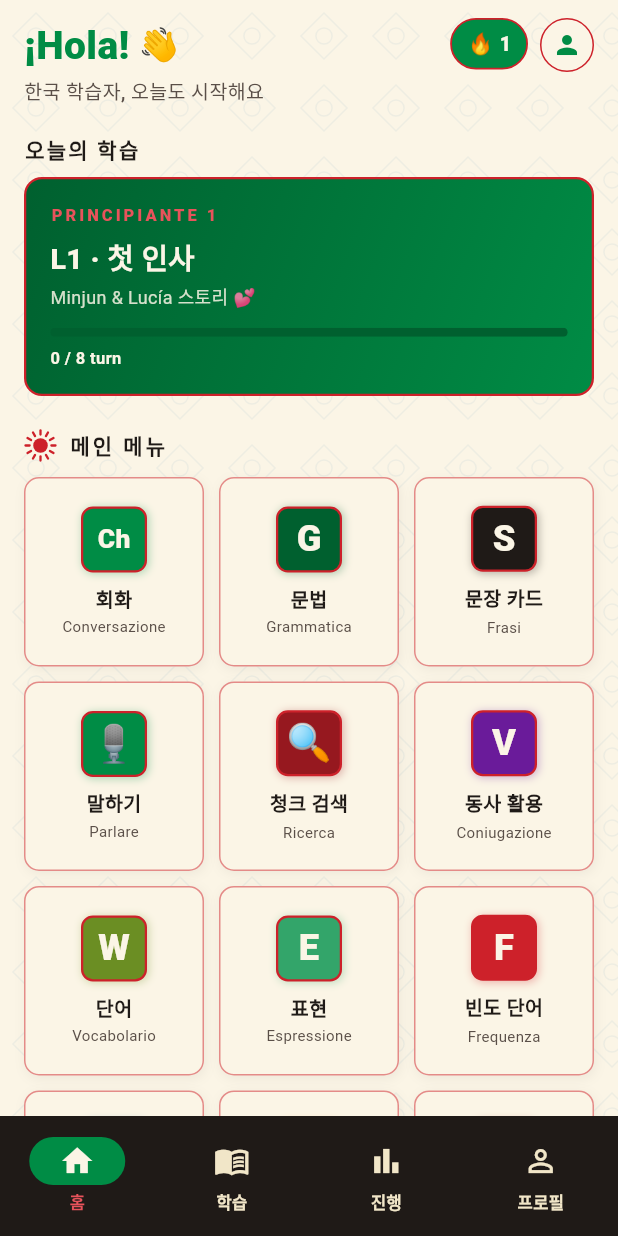
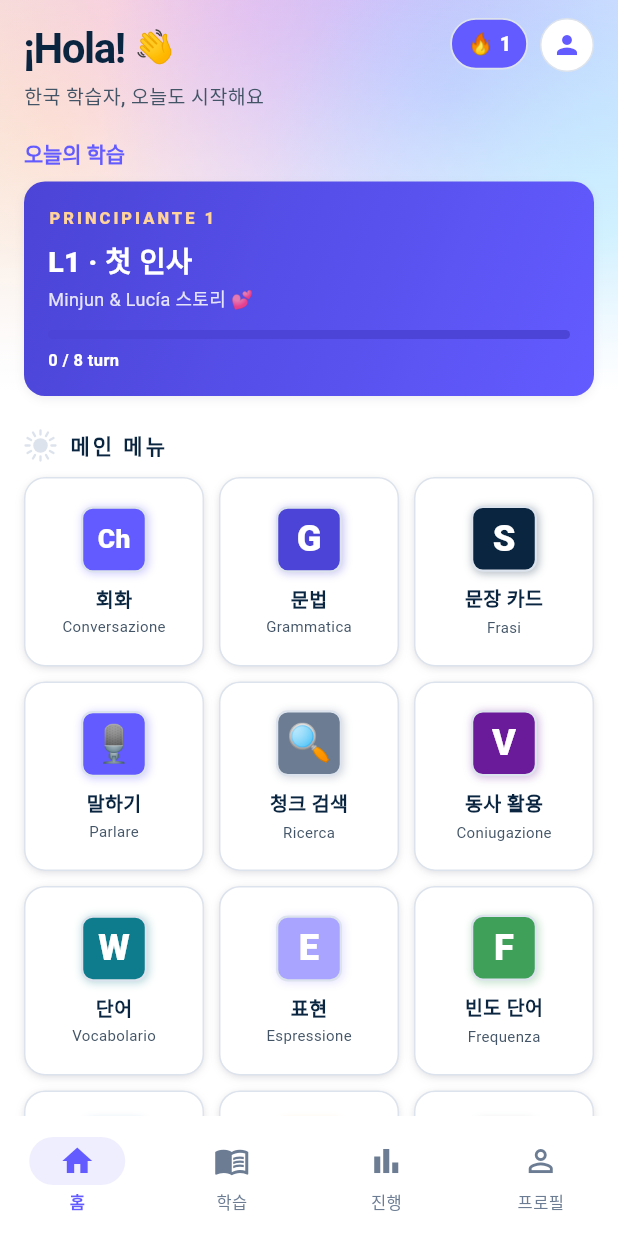
Before and after one commit to talkverselab/talkverse-it, a Flutter app: the screen it shows after launch, on a phone screen of 412 x 824 dp. Run offline on Flutter 3.47's test engine with Material 3 defaults, Android fonts, the phone set to English and light mode, and no system bars; our stand-ins replace audioplayers, csv, drift, drift_flutter, flutter_tts, package_info_plus and 2 more; accounts and stored records are empty; generated files the repository leaves out were written again; Roboto replaces fonts that are missing (Pretendard); statements that could not run were skipped.

Commit message:
style: 앱 아이콘·화면 톤을 talkverse.uk 에 맞춤 — 메시 바탕 남색 È 아이콘, 흰 바탕·남색 글자·인디고 포인트
- 아이콘: ~/talkverse/branding/make_icon.py (HelveticaNeue Medium È, 강조선 하늘색 → 인디고) — Android 레거시·라운드·적응형, iOS AppIcon
- theme.dart: 색 이름은 유지하고 값만 사이트 토큰으로, 앱바·내비 흰 배경, 둥근 카드, 알약 버튼
- 홈 상단 무늬 → 파스텔 메시 그라데이션(MeshBackdrop), 타일 둥근 모서리·옅은 그림자
- 회화 화면 진행 막대·IT 배지(사이트 이탈리아어 카드색 #3fa05a)·빈도 단어 배지 색 조정

Co-Authored-By: Claude Opus 5.5 <noreply@anthropic.com>
Claude-Session: https://claude.ai/code/session_01DXugcxcv4PuwGbMsemEycA

```diff
--- a/lib/core/theme.dart
+++ b/lib/core/theme.dart
@@ -1,27 +1,34 @@
 import 'package:flutter/material.dart';
 
-/// Italia 컬러 팔레트 — 국기 verde·rosso (식별자는 es 템플릿 유지) + 석회벽 백색·올리브·지중해 청색
+/// 컬러 팔레트 — talkverse.uk 톤(2026-10-26).
+///
+/// 흰 바탕 + 남색 글자 + 인디고 포인트 하나, 그 밖의 색은 절제한다.
+/// 이름(rojo·gualda·cal…)은 옛 국기 팔레트(스페인어 템플릿)에서 온 것이라
+/// 화면 코드가 그대로 쓰고, 값만 사이트 토큰(`--ink`·`--body`·`--accent`…)에 맞췄다.
 class AppColors {
-  // 主色 — Verde (국기 초록; 식별자 rojo는 템플릿 유지)
-  static const Color rojo = Color(0xFF008C45);
-  static const Color rojoDeep = Color(0xFF00602F);
-  static const Color rojoLight = Color(0xFF33A56A);
+  // 주색 — 사이트 `--accent` 인디고
+  static const Color rojo = Color(0xFF635BFF);
+  static const Color rojoDeep = Color(0xFF4B44D6); // `--accent-ink`
+  static const Color rojoLight = Color(0xFFA9A4FF);
 
-  // 副色 — Rosso (국기 빨강; 식별자 gualda는 템플릿 유지)
-  static const Color gualda = Color(0xFFCD212A);
-  static const Color gualdaBright = Color(0xFFE8535B);
-  static const Color gualdaDeep = Color(0xFF96181F);
+  // 옛 금색 자리 — 테두리는 사이트 `--line` 계열, 밝은 강조는 히어로 피치
+  static const Color gualda = Color(0xFFDDE3EC);
+  static const Color gualdaBright = Color(0xFFFFD39B);
+  static const Color gualdaDeep = Color(0xFF6B7C93); // `--muted`
 
-  // Tinta (잉크, 본문 텍스트)
-  static const Color tinta = Color(0xFF1F1A17);
-  static const Color tintaLight = Color(0xFF5A4F48);
+  // 글자 — `--ink` / `--body`
+  static const Color tinta = Color(0xFF0A2540);
+  static const Color tintaLight = Color(0xFF425466);
 
-  // Cal (석회 벽, 부드러운 미색 배경)
-  static const Color cal = Color(0xFFFBF5E6);
-  static const Color calDeep = Color(0xFFF1E6C8);
+  // 바탕 — 흰색 / `--soft`
+  static const Color cal = Color(0xFFFFFFFF);
+  static const Color calDeep = Color(0xFFF6F9FC);
 
-  // Oliva (보조 강조)
-  static const Color oliva = Color(0xFF6B8E23);
+  // 보조 강조 — 차분한 청록(완료·학습됨)
+  static const Color oliva = Color(0xFF0E7C8C);
+
+  // 이탈리아어 카드색 — talkverse.uk 언어 카드의 `--c`
+  static const Color italia = Color(0xFF3FA05A);
 
   // Mediterráneo (정보성 강조)
   static const Color mar = Color(0xFF1E6FA8);
@@ -48,16 +55,16 @@ class AppTheme {
       colorScheme: ColorScheme(
         brightness: Brightness.light,
         primary: AppColors.rojo,
-        onPrimary: AppColors.cal,
+        onPrimary: Colors.white,
         primaryContainer: AppColors.rojoLight,
         onPrimaryContainer: AppColors.tinta,
-        secondary: AppColors.gualda,
-        onSecondary: AppColors.tinta,
+        secondary: AppColors.tintaLight,
+        onSecondary: Colors.white,
         secondaryContainer: AppColors.gualdaBright,
         onSecondaryContainer: AppColors.tinta,
         tertiary: AppColors.oliva,
         onTertiary: AppColors.cal,
-        tertiaryContainer: const Color(0xFFD6E4B0),
+        tertiaryContainer: const Color(0xFFCDEFF2),
         onTertiaryContainer: AppColors.tinta,
         error: const Color(0xFFB00020),
         onError: Colors.white,
@@ -66,62 +73,87 @@ class AppTheme {
         surfaceContainerHighest: AppColors.calDeep,
         onSurfaceVariant: AppColors.tintaLight,
         outline: AppColors.gualdaDeep,
-        outlineVariant: const Color(0xFFDCCDA4),
+        outlineVariant: AppColors.gualda,
       ),
       scaffoldBackgroundColor: AppColors.cal,
       fontFamily: 'Pretendard',
     );
 
     return base.copyWith(
+      textTheme: base.textTheme.apply(
+        bodyColor: AppColors.tintaLight,
+        displayColor: AppColors.tinta,
+      ),
       appBarTheme: const AppBarTheme(
         centerTitle: true,
         elevation: 0,
-        backgroundColor: AppColors.rojo,
-        foregroundColor: AppColors.cal,
+        scrolledUnderElevation: 0,
+        backgroundColor: AppColors.cal,
+        surfaceTintColor: Colors.transparent,
+        foregroundColor: AppColors.tinta,
+        shape: Border(bottom: BorderSide(color: AppColors.gualda, width: 1)),
         titleTextStyle: TextStyle(
-          color: AppColors.cal,
-          fontSize: 18,
-          fontWeight: FontWeight.w700,
-          letterSpacing: 1.2,
+          color: AppColors.tinta,
+          fontSize: 17,
+          fontWeight: FontWeight.w600,
+          letterSpacing: -0.3,
         ),
       ),
       cardTheme: CardThemeData(
         elevation: 0,
         color: AppColors.cal,
+        shadowColor: const Color(0x1A32325D),
         shape: RoundedRectangleBorder(
-          borderRadius: BorderRadius.circular(8),
-          side: const BorderSide(color: AppColors.gualda, width: 0.8),
+          borderRadius: BorderRadius.circular(14),
+          side: const BorderSide(color: AppColors.gualda, width: 1),
         ),
       ),
       navigationBarTheme: NavigationBarThemeData(
-        backgroundColor: AppColors.tinta,
-        indicatorColor: AppColors.rojo,
+        backgroundColor: AppColors.cal,
+        surfaceTintColor: Colors.transparent,
+        indicatorColor: const Color(0xFFEFEEFE),
         labelTextStyle: WidgetStateProperty.resolveWith((states) {
           final selected = states.contains(WidgetState.selected);
           return TextStyle(
-            color: selected ? AppColors.gualdaBright : AppColors.calDeep,
+            color: selected ? AppColors.rojo : AppColors.gualdaDeep,
             fontSize: 11,
-            fontWeight: FontWeight.w600,
+            fontWeight: selected ? FontWeight.w600 : FontWeight.w500,
           );
         }),
         iconTheme: WidgetStateProperty.resolveWith((states) {
           final selected = states.contains(WidgetState.selected);
           return IconThemeData(
-            color: selected ? AppColors.cal : AppColors.calDeep,
+            color: selected ? AppColors.rojo : AppColors.gualdaDeep,
             size: 24,
           );
         }),
+      ),
+      filledButtonTheme: FilledButtonThemeData(
+        style: FilledButton.styleFrom(
+          backgroundColor: AppColors.tinta,
+          foregroundColor: Colors.white,
+          shape: const StadiumBorder(),
+          textStyle: const TextStyle(fontWeight: FontWeight.w600),
+        ),
+      ),
+      outlinedButtonTheme: OutlinedButtonThemeData(
+        style: OutlinedButton.styleFrom(
+          foregroundColor: AppColors.tinta,
+          side: const BorderSide(color: AppColors.gualda),
+          shape: const StadiumBorder(),
+        ),
       ),
       chipTheme: ChipThemeData(
         backgroundColor: AppColors.calDeep,
         labelStyle: const TextStyle(color: AppColors.tinta, fontWeight: FontWeight.w600),
         side: const BorderSide(color: AppColors.gualda),
+        shape: const StadiumBorder(),
         selectedColor: AppColors.rojo,
         secondaryLabelStyle: const TextStyle(color: AppColors.cal),
       ),
       dividerTheme: const DividerThemeData(
         color: AppColors.gualda,
-        thickness: 0.5,
+        thickness: 1,
       ),
       listTileTheme: const ListTileThemeData(
         iconColor: AppColors.rojo,
--- a/lib/screens/episode_screen.dart
+++ b/lib/screens/episode_screen.dart
@@ -183,8 +183,8 @@ class _EpisodeScreenState extends State<EpisodeScreen> {
           preferredSize: const Size.fromHeight(4),
           child: LinearProgressIndicator(
             value: total == 0 ? 0 : done / total,
-            backgroundColor: AppColors.rojoDeep,
-            color: AppColors.gualda,
+            backgroundColor: AppColors.calDeep,
+            color: AppColors.rojo,
             minHeight: 4,
           ),
         ),
--- a/lib/screens/main_screen.dart
+++ b/lib/screens/main_screen.dart
@@ -63,7 +63,7 @@ class HomeScreen extends StatelessWidget {
       backgroundColor: AppColors.cal,
       body: Stack(
         children: [
-          const Positioned.fill(child: AzulejoPattern(opacity: 0.06)),
+          const Positioned(top: 0, left: 0, right: 0, height: 260, child: MeshBackdrop()),
           SafeArea(
             child: ListView(
               padding: const EdgeInsets.symmetric(horizontal: 16, vertical: 12),
@@ -80,9 +80,10 @@ class HomeScreen extends StatelessWidget {
                               Text(
                                 '¡Hola!',
                                 style: TextStyle(
-                                  fontSize: 26,
-                                  fontWeight: FontWeight.w900,
-                                  color: AppColors.rojo,
+                                  fontSize: 28,
+                                  fontWeight: FontWeight.w700,
+                                  color: AppColors.tinta,
+                                  letterSpacing: -1,
                                 ),
                               ),
                               SizedBox(width: 6),
@@ -120,9 +121,9 @@ class HomeScreen extends StatelessWidget {
                   tr('오늘의 학습'),
                   style: TextStyle(
                     fontSize: 14,
-                    fontWeight: FontWeight.w800,
-                    color: AppColors.tinta,
-                    letterSpacing: 1.5,
+                    fontWeight: FontWeight.w600,
+                    color: AppColors.rojo,
+                    letterSpacing: -0.1,
                   ),
                 ),
                 const SizedBox(height: 8),
@@ -234,8 +235,10 @@ class _TodayMissionState extends State<_TodayMission> {
             begin: Alignment.topLeft,
             end: Alignment.bottomRight,
           ),
-          borderRadius: BorderRadius.circular(12),
-          border: Border.all(color: AppColors.gualda, width: 1.5),
+          borderRadius: BorderRadius.circular(14),
+          boxShadow: const [
+            BoxShadow(color: Color(0x1A32325D), blurRadius: 5, offset: Offset(0, 2), spreadRadius: -1),
+          ],
         ),
         child: Column(
           crossAxisAlignment: CrossAxisAlignment.start,
@@ -270,7 +273,7 @@ class _TodayMissionState extends State<_TodayMission> {
                 value: ratio,
                 minHeight: 6,
                 backgroundColor: AppColors.rojoDeep,
-                color: AppColors.gualda,
+                color: AppColors.gualdaBright,
               ),
             ),
             const SizedBox(height: 6),
@@ -307,7 +310,7 @@ class _MenuGrid extends StatelessWidget {
         builder: (_) => TopicVocabScreen(
             title: tr('주제별 표현'),
             asset: 'assets/data/vocab/travel_expressions.json')),
-      _MenuItem(label: tr('빈도 단어'), sub: 'Frequenza', badge: 'F', color: AppColors.gualda,
+      _MenuItem(label: tr('빈도 단어'), sub: 'Frequenza', badge: 'F', color: AppColors.italia,
         builder: (_) => const WordFreqScreen()),
       _MenuItem(label: tr('성·수'), sub: 'Genere', badge: 'el/la', color: AppColors.mar,
         builder: (_) => _ComingSoon(title: tr('성·수 일치'))),
@@ -355,18 +358,15 @@ class _MenuTile extends StatelessWidget {
   Widget build(BuildContext context) {
     return InkWell(
       onTap: () => Navigator.push(context, MaterialPageRoute(builder: item.builder)),
-      borderRadius: BorderRadius.circular(10),
+      borderRadius: BorderRadius.circular(14),
       child: Container(
         decoration: BoxDecoration(
           color: AppColors.cal,
-          borderRadius: BorderRadius.circular(10),
-          border: Border.all(color: AppColors.gualda.withValues(alpha: 0.5)),
-          boxShadow: [
-            BoxShadow(
-              color: AppColors.tinta.withValues(alpha: 0.06),
-              blurRadius: 6,
-              offset: const Offset(1, 2),
-            ),
+          borderRadius: BorderRadius.circular(14),
+          border: Border.all(color: AppColors.gualda),
+          boxShadow: const [
+            BoxShadow(color: Color(0x1A32325D), blurRadius: 5, offset: Offset(0, 2), spreadRadius: -1),
+            BoxShadow(color: Color(0x14000000), blurRadius: 3, offset: Offset(0, 1), spreadRadius: -1),
           ],
         ),
         child: Padding(
@@ -380,7 +380,7 @@ class _MenuTile extends StatelessWidget {
                 item.label,
                 style: const TextStyle(
                   fontSize: 13,
-                  fontWeight: FontWeight.w800,
+                  fontWeight: FontWeight.w600,
                   color: AppColors.tinta,
                 ),
               ),
--- a/lib/screens/profile_screen.dart
+++ b/lib/screens/profile_screen.dart
@@ -30,7 +30,7 @@ class ProfileScreen extends StatelessWidget {
             ),
             child: Row(
               children: [
-                const TileBadge(text: 'IT', size: 60, color: AppColors.tinta),
+                const TileBadge(text: 'IT', size: 60, color: AppColors.italia),
                 SizedBox(width: 14),
                 Expanded(
                   child: Column(
--- a/lib/widgets/spanish_decor.dart
+++ b/lib/widgets/spanish_decor.dart
@@ -227,3 +227,48 @@ class _SolPainter extends CustomPainter {
   @override
   bool shouldRepaint(covariant _SolPainter old) => old.color != color;
 }
+
+/// 파스텔 메시 그라데이션 — talkverse.uk 히어로 배경을 옮긴 것. 홈 상단에만 쓴다.
+class MeshBackdrop extends StatelessWidget {
+  const MeshBackdrop({super.key});
+
+  static const _blobs = <(Alignment, Color)>[
+    (Alignment(-0.8, -0.3), Color(0xFFFFD39B)),
+    (Alignment(-0.2, -0.9), Color(0xFFF5B8E6)),
+    (Alignment(0.45, -0.5), Color(0xFFA9A4FF)),
+    (Alignment(0.95, 0.2), Color(0xFF8FE3FF)),
+  ];
+
+  @override
+  Widget build(BuildContext context) {
+    return IgnorePointer(
+      child: Stack(
+        fit: StackFit.expand,
+        children: [
+          const ColoredBox(color: Color(0xFFECEAFF)),
+          for (final (align, color) in _blobs)
+            DecoratedBox(
+              decoration: BoxDecoration(
+                gradient: RadialGradient(
+                  center: align,
+                  radius: 0.9,
+                  colors: [color.withValues(alpha: 0.85), color.withValues(alpha: 0)],
+                ),
+              ),
+            ),
+          // 아래로 갈수록 흰 바탕에 녹아들게
+          const DecoratedBox(
+            decoration: BoxDecoration(
+              gradient: LinearGradient(
+                begin: Alignment.topCenter,
+                end: Alignment.bottomCenter,
+                colors: [Color(0x26FFFFFF), Color(0x8CFFFFFF), Colors.white],
+                stops: [0, 0.6, 1],
+              ),
+            ),
+          ),
+        ],
+      ),
+    );
+  }
+}
```
Also changed, not shown: 43 other files.
